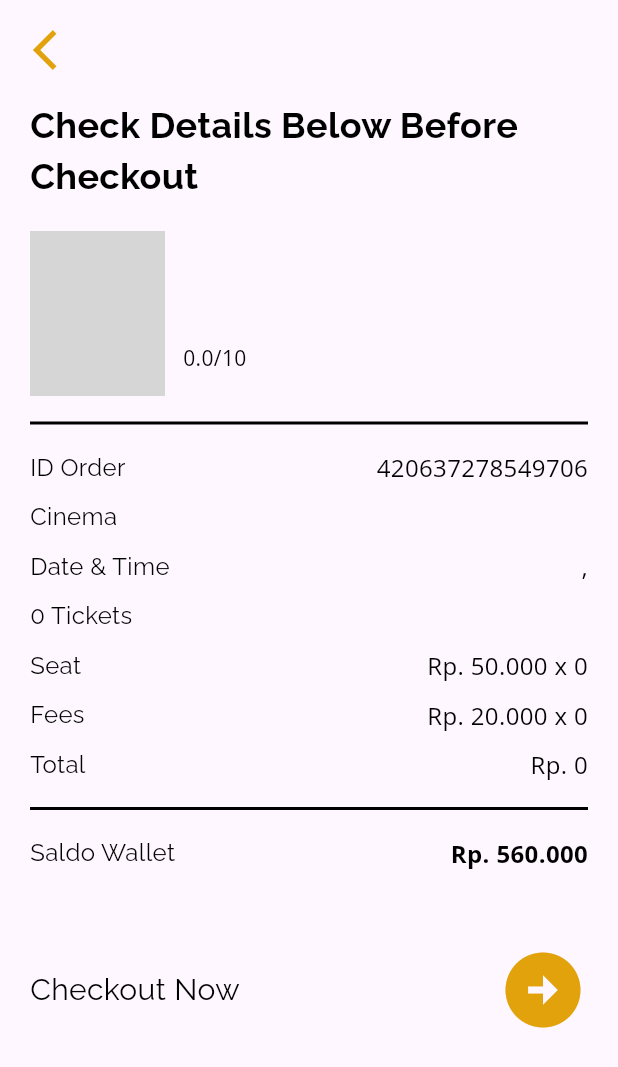
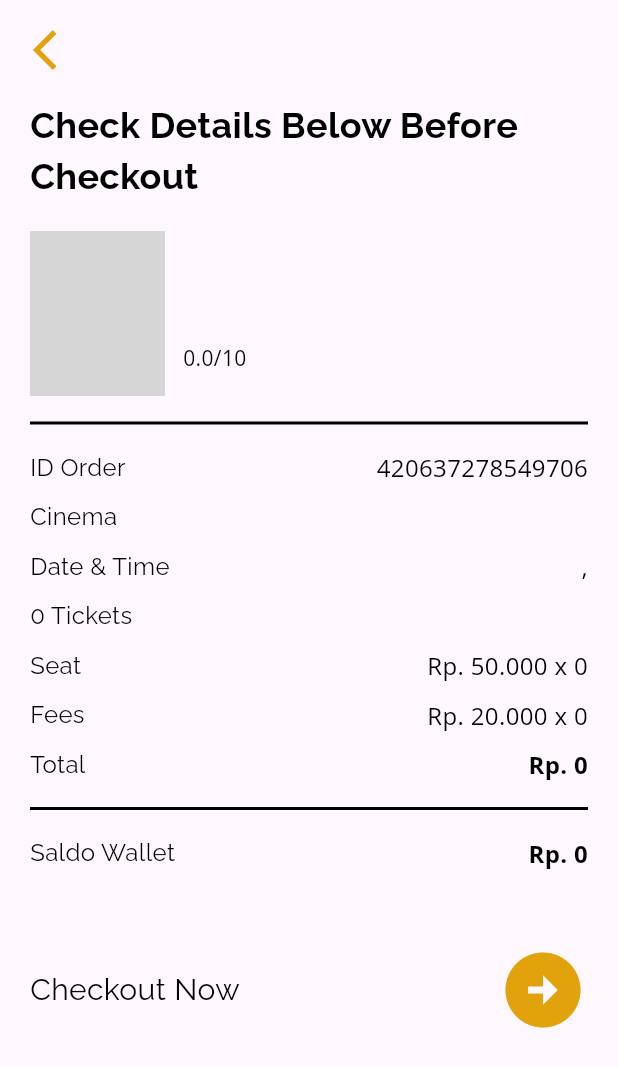
Before and after one commit to Chintialiuw/FlutixApp, a Flutter app: the checkout screen opened directly with empty values, on a phone screen of 412 x 824 dp. Shown: the top 1067 px of the screen. Run offline on Flutter 3.47's test engine with Material 3 defaults, Android fonts, the phone set to English and light mode, and no system bars; our stand-ins replace cloud_firestore, firebase_auth, firebase_core, firebase_storage, google_fonts, image_picker and 1 more; accounts and stored records are empty; network calls fail; grey boxes are pictures that could not be loaded.

Commit message:
Update: logikaCheckout

```diff
--- a/lib/ui/pages/home/checkout.dart
+++ b/lib/ui/pages/home/checkout.dart
@@ -3,6 +3,7 @@
 import 'package:cloud_firestore/cloud_firestore.dart';
 import 'package:flutixapp/models/models.dart';
 import 'package:flutixapp/ui/pages/home/success_checkout.dart';
+import 'package:flutixapp/ui/pages/home/wallettopup.dart';
 import 'package:flutter/material.dart';
 import 'package:intl/intl.dart';
 import 'package:google_fonts/google_fonts.dart';
@@ -14,6 +15,8 @@ class checkout extends StatelessWidget {
   String namaBioskop;
   String namaJam;
   String namaHari;
+  int saldo;
+  bool _isAda = true;
 
   checkout(
       {Key? key,
@@ -21,6 +24,7 @@ class checkout extends StatelessWidget {
       required this.namaJam,
       required this.namaHari,
       required this.selectedSeats,
+      required this.saldo,
       required this.namaBioskop})
       : super(key: key);
   String generateOrderId() {
@@ -339,7 +343,7 @@ class checkout extends StatelessWidget {
                           style: GoogleFonts.openSans(
                             color: Colors.black,
                             fontSize: 16,
-                            fontWeight: FontWeight.normal,
+                            fontWeight: FontWeight.bold,
                           ),
                         ),
                       ],
@@ -371,9 +375,8 @@ class checkout extends StatelessWidget {
                             fontWeight: FontWeight.normal,
                           ),
                         ),
-                        SizedBox(width: 135),
                         Text(
-                          "Rp. 560.000",
+                          "Rp. ${formatCurrency(saldo)}",
                           textAlign: TextAlign.right,
                           style: GoogleFonts.openSans(
                             color: Colors.black,
@@ -403,8 +406,13 @@ class checkout extends StatelessWidget {
                   ),
                   GestureDetector(
                     onTap: () {
+                      int totalCost = calculateTotal(selectedSeats.length);
+
+                      if (saldo >= totalCost) {
+                        // Sufficient balance, proceed with the checkout
                         CollectionReference historiCheckCollection =
-                          FirebaseFirestore.instance.collection('historyCheck');
+                            FirebaseFirestore.instance
+                                .collection('historyCheck');
                         Map<String, dynamic> checkoutData = {
                           'orderId': generateOrderId(),
                           'movieTitle': movies.judul,
@@ -413,20 +421,30 @@ class checkout extends StatelessWidget {
                           'selectedSeats': selectedSeats,
                           'ticketPrice': 50000,
                           'feePrice': 20000,
-                        'total': calculateTotal(selectedSeats.length),
+                          'total': totalCost,
                         };
                         historiCheckCollection.add(checkoutData);
 
                         Navigator.of(context).push(MaterialPageRoute(
                             builder: (context) => success_checkout()));
+                      } else {
+                        Navigator.of(context).push(MaterialPageRoute(
+                            builder: (context) => wallettopup()));
+                      }
                     },
                     child: Padding(
                       padding: EdgeInsets.only(
                           right: 20, top: 50, bottom: 40, left: 105),
                       child: Icon(
-                        Icons.arrow_circle_right,
-                        color: Color(0xFFE1A20B),
-                        size: 60,
+                        _isAda
+                            ? Icons.arrow_circle_right
+                            : Icons.account_balance_wallet_rounded,
+                        color: _isAda
+                            ? Color(0xFFE1A20B) // Color for arrow icon
+                            : Colors.red, // Color for wallet icon
+                        size: _isAda
+                            ? 60 // Size for arrow icon
+                            : 40, // Size for wallet icon
                       ),
                     ),
                   ),
--- a/lib/ui/pages/home/home.dart
+++ b/lib/ui/pages/home/home.dart
@@ -20,7 +20,7 @@ Color textColor = const Color(0xFFF4EDE6);
 class _HomePageState extends State<HomePage> {
   String username = '';
   String profilePictureUrl = '';
-  int saldo = 0;
+  int? saldo;
   List<Movie> movies = [];
 
   List<Movie> comingSoonMovies = [];
@@ -36,7 +36,7 @@ class _HomePageState extends State<HomePage> {
     setState(() {
       username = prefs.getString('nama') ?? "";
       profilePictureUrl = prefs.getString('profilePictureUrl') ?? "";
-      saldo = prefs.getInt('saldo') ?? 0;
+      saldo = prefs.getInt('saldo');
     });
   }
 
@@ -141,6 +141,7 @@ class _HomePageState extends State<HomePage> {
                           scrollDirection: Axis.horizontal,
                           itemBuilder: (_, i) {
                             return MoviePoster(
+                              saldo: saldo!,
                               //nama widget
                               movie: movies[i], //movies[i].nama dls
                             );
@@ -282,6 +283,7 @@ class _HomePageState extends State<HomePage> {
                         scrollDirection: Axis.horizontal,
                         itemBuilder: (_, i) {
                           return MovieComingPoster(
+                            saldo: saldo!,
                             movie: movies[i],
                           );
                         },
--- a/lib/ui/pages/home/movie_details.dart
+++ b/lib/ui/pages/home/movie_details.dart
@@ -9,7 +9,8 @@ import 'package:flutter/material.dart';
 class movie_details extends StatelessWidget {
   Movie movie;
   bool isComing;
-  movie_details({super.key, required this.movie, required this.isComing});
+  int? saldo;
+  movie_details({super.key, required this.movie, required this.saldo, required this.isComing});
 
   @override
   Widget build(BuildContext context) {
@@ -32,6 +33,7 @@ class movie_details extends StatelessWidget {
                   return MovieDetails(
                     movie: movies.first,
                     isComing: isComing,
+                    saldo: saldo!,
                   );
                 } else if (snapshot.hasError) {
                   return Text("Error: ${snapshot.error}");
--- a/lib/ui/pages/home/places_date.dart
+++ b/lib/ui/pages/home/places_date.dart
@@ -8,7 +8,8 @@ import 'package:intl/intl.dart';
 
 class placesdate extends StatefulWidget {
   Movie movie;
-  placesdate({super.key, required this.movie});
+  int? saldo;
+  placesdate({super.key, required this.movie, required this.saldo});
 
   @override
   State<placesdate> createState() => _placesdateState();
@@ -235,6 +236,7 @@ class _placesdateState extends State<placesdate> {
                                   namaBioskop: pilihBioskop,
                                   namaJam: pilihJam,
                                   namaHari: pilihHari,
+                                  saldo: widget.saldo!,
                                 )));
                       },
                       child: Padding(
--- a/lib/ui/pages/home/seat.dart
+++ b/lib/ui/pages/home/seat.dart
@@ -8,11 +8,12 @@ import 'package:google_fonts/google_fonts.dart';
 class Seat extends StatefulWidget {
   Movie movie;
 
-  Seat({Key? key, required this.movie, required this.namaJam,required this.namaHari, required this.namaBioskop}) : super(key: key);
+  Seat({Key? key, required this.movie, required this.namaJam, required this.namaHari, required this.namaBioskop, required this.saldo}) : super(key: key);
 
   String namaBioskop;
   String namaJam;
   String namaHari;
+  int saldo;
 
   @override
   _SeatState createState() => _SeatState();
@@ -219,6 +220,7 @@ class _SeatState extends State<Seat> {
                                   namaJam: widget.namaJam,
                                   namaHari: widget.namaHari,
                                   selectedSeats: selectedSeats,
+                                  saldo: widget.saldo,
                                   movies: widget.movie,
                                 )),
                       );
--- a/lib/ui/pages/splash_screen/sign_up.dart
+++ b/lib/ui/pages/splash_screen/sign_up.dart
@@ -70,7 +70,7 @@ class _signUpState extends State<signUp> {
         final imageUrl = await _uploadImage();
 
         // Registrasi pengguna
-        await Auth().regis(email, password, nama, imageUrl, 0);
+        await Auth().regis(email, password, nama, imageUrl, 300000);
 
         Navigator.of(context).push(
           MaterialPageRoute(builder: (context) => confir()),
--- a/lib/ui/widgets/moviecomingposter.dart
+++ b/lib/ui/widgets/moviecomingposter.dart
@@ -8,9 +8,10 @@ import 'package:flutixapp/models/models.dart';
 
 class MovieComingPoster extends StatelessWidget {
   final Movie movie;
+  int saldo;
   Color textColor = const Color(0xFFF4EDE6);
 
-  MovieComingPoster({Key? key, required this.movie}) : super(key: key);
+  MovieComingPoster({Key? key, required this.movie, required this.saldo}) : super(key: key);
 
   @override
   Widget build(BuildContext context) {
@@ -20,7 +21,7 @@ class MovieComingPoster extends StatelessWidget {
           context,
           MaterialPageRoute(
             builder: (context) {
-              return movie_details(movie: movie, isComing: true);
+              return movie_details(movie: movie, saldo: saldo, isComing: true);
             },
           ),
         );
--- a/lib/ui/widgets/moviedetails.dart
+++ b/lib/ui/widgets/moviedetails.dart
@@ -10,9 +10,10 @@ import 'package:flutixapp/models/models.dart';
 class MovieDetails extends StatelessWidget {
   final Movie movie;
   bool isComing;
+  int? saldo;
   Color textColor = const Color(0xFFF4EDE6);
 
-  MovieDetails({Key? key, required this.movie, required this.isComing}) : super(key: key);
+  MovieDetails({Key? key, required this.movie, required this.saldo, required this.isComing}) : super(key: key);
 
   @override
   Widget build(BuildContext context) {
@@ -203,6 +204,7 @@ class MovieDetails extends StatelessWidget {
                         MaterialPageRoute(
                           builder: (context) {
                             return placesdate(
+                              saldo: saldo!,
                               movie: movie,
                             );
                           },
--- a/lib/ui/widgets/movieposter.dart
+++ b/lib/ui/widgets/movieposter.dart
@@ -7,9 +7,10 @@ import 'package:flutixapp/models/models.dart';
 
 class MoviePoster extends StatelessWidget {
   final Movie movie;
+  int saldo;
   Color textColor = const Color(0xFFF4EDE6);
 
-  MoviePoster({Key? key, required this.movie}) : super(key: key);
+  MoviePoster({Key? key, required this.movie, required this.saldo}) : super(key: key);
 
   @override
   Widget build(BuildContext context) {
@@ -23,7 +24,7 @@ class MoviePoster extends StatelessWidget {
           context,
           MaterialPageRoute(
             builder: (context) {
-              return movie_details(movie: movie, isComing: false,);
+              return movie_details(movie: movie, saldo: saldo, isComing: false,);
             },
           ),
         );
```
Lines whose indentation alone changed are shown as unchanged.
